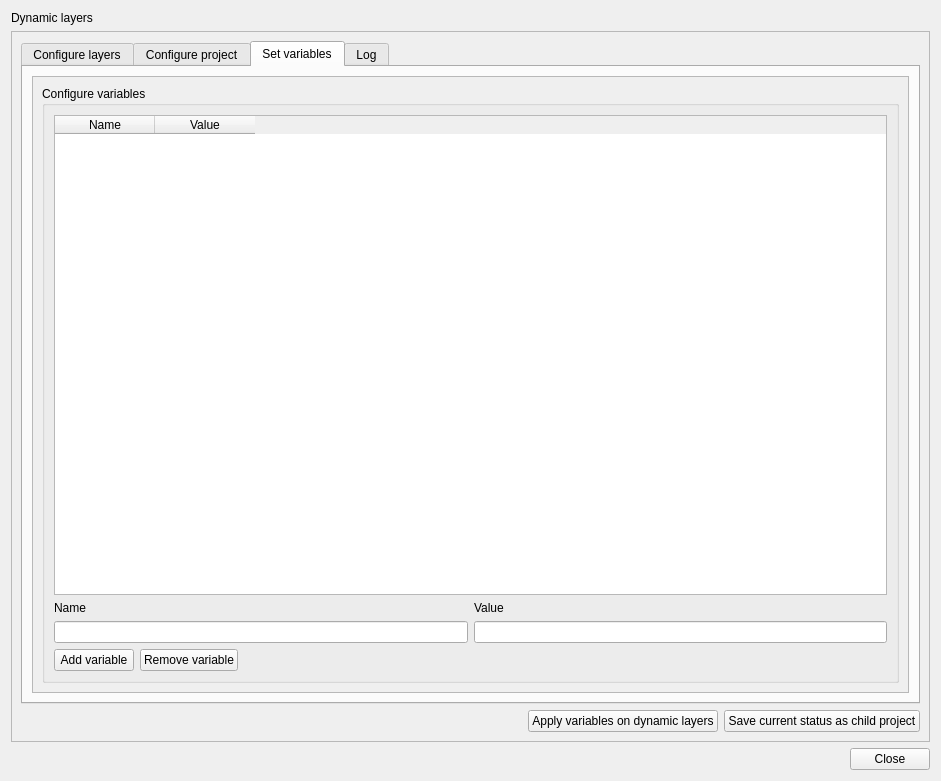
Before: the Qt Designer form dynamic_layers_dialog_base.ui in 3liz/QgisDynamicLayersPlugin, drawn with Qt 5.
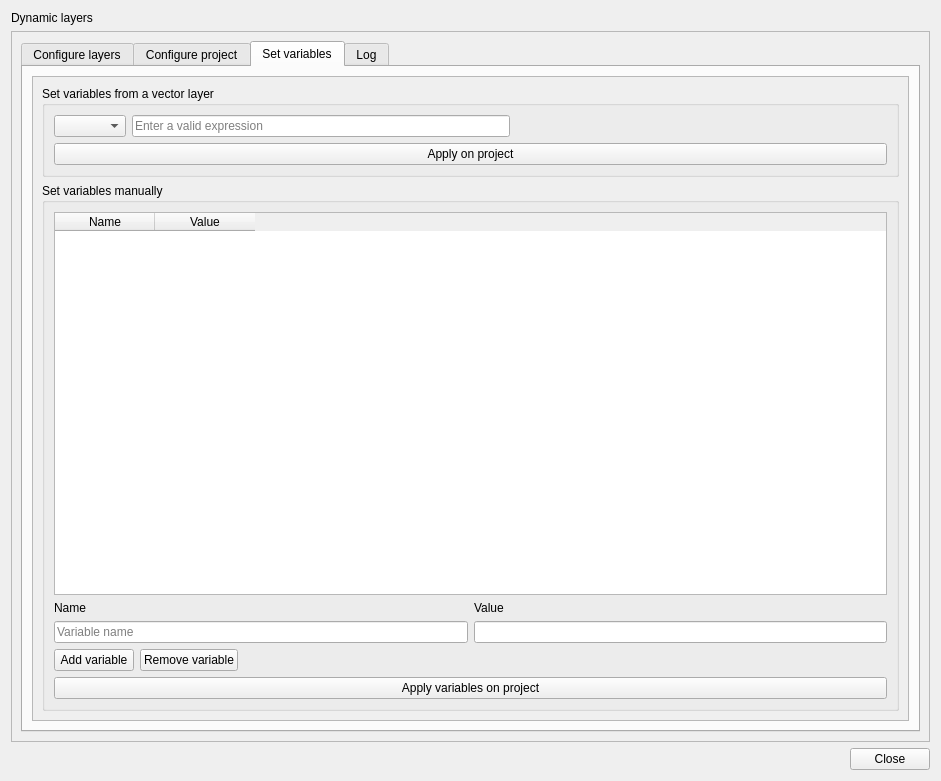
After: the same form once the commit is applied. The open tabs and pages were chosen to show the change.

```diff
--- a/dynamic_layers_dialog_base.ui
+++ b/dynamic_layers_dialog_base.ui
@@ -255,15 +255,61 @@
                <rect>
                 <x>0</x>
                 <y>0</y>
-                <width>879</width>
-                <height>599</height>
+                <width>291</width>
+                <height>362</height>
                </rect>
               </property>
               <layout class="QVBoxLayout" name="verticalLayout_10">
+               <item>
+                <widget class="QGroupBox" name="groupBox_4">
+                 <property name="title">
+                  <string>Set variables from a vector layer</string>
+                 </property>
+                 <layout class="QVBoxLayout" name="verticalLayout_14">
+                  <item>
+                   <layout class="QHBoxLayout" name="horizontalLayout_3">
+                    <item>
+                     <widget class="QComboBox" name="inVariableSourceLayer"/>
+                    </item>
+                    <item>
+                     <widget class="QLineEdit" name="inVariableSourceLayerExpression">
+                      <property name="toolTip">
+                       <string>Enter a QGIS valid expression</string>
+                      </property>
+                      <property name="placeholderText">
+                       <string>Enter a valid expression</string>
+                      </property>
+                     </widget>
+                    </item>
+                    <item>
+                     <spacer name="horizontalSpacer_3">
+                      <property name="orientation">
+                       <enum>Qt::Horizontal</enum>
+                      </property>
+                      <property name="sizeHint" stdset="0">
+                       <size>
+                        <width>40</width>
+                        <height>20</height>
+                       </size>
+                      </property>
+                     </spacer>
+                    </item>
+                   </layout>
+                  </item>
+                  <item>
+                   <widget class="QPushButton" name="btApplyFromLayer">
+                    <property name="text">
+                     <string>Apply on project</string>
+                    </property>
+                   </widget>
+                  </item>
+                 </layout>
+                </widget>
+               </item>
                <item>
                 <widget class="QGroupBox" name="groupBox_3">
                  <property name="title">
-                  <string>Configure variables</string>
+                  <string>Set variables manually</string>
                  </property>
                  <layout class="QVBoxLayout" name="verticalLayout_9">
                   <item>
@@ -309,7 +355,11 @@
                      </widget>
                     </item>
                     <item row="1" column="0">
-                     <widget class="QLineEdit" name="inVariableName"/>
+                     <widget class="QLineEdit" name="inVariableName">
+                      <property name="placeholderText">
+                       <string>Variable name</string>
+                      </property>
+                     </widget>
                     </item>
                     <item row="1" column="2">
                      <widget class="QLineEdit" name="inVariableValue"/>
@@ -347,6 +397,13 @@
                     </item>
                    </layout>
                   </item>
+                  <item>
+                   <widget class="QPushButton" name="btApplyVariables">
+                    <property name="text">
+                     <string>Apply variables on project</string>
+                    </property>
+                   </widget>
+                  </item>
                  </layout>
                 </widget>
                </item>
@@ -375,37 +432,6 @@
          </widget>
         </widget>
        </item>
-       <item>
-        <layout class="QHBoxLayout" name="horizontalLayout_2">
-         <item>
-          <spacer name="horizontalSpacer_2">
-           <property name="orientation">
-            <enum>Qt::Horizontal</enum>
-           </property>
-           <property name="sizeHint" stdset="0">
-            <size>
-             <width>40</width>
-             <height>20</height>
-            </size>
-           </property>
-          </spacer>
-         </item>
-         <item>
-          <widget class="QPushButton" name="btApplyVariables">
-           <property name="text">
-            <string>Apply variables on dynamic layers</string>
-           </property>
-          </widget>
-         </item>
-         <item>
-          <widget class="QPushButton" name="btSaveChildProject">
-           <property name="text">
-            <string>Save current status as child project</string>
-           </property>
-          </widget>
-         </item>
-        </layout>
-       </item>
       </layout>
      </widget>
     </widget>
```
Left out of the diff: 8 changed lines with no effect on the pictures.
